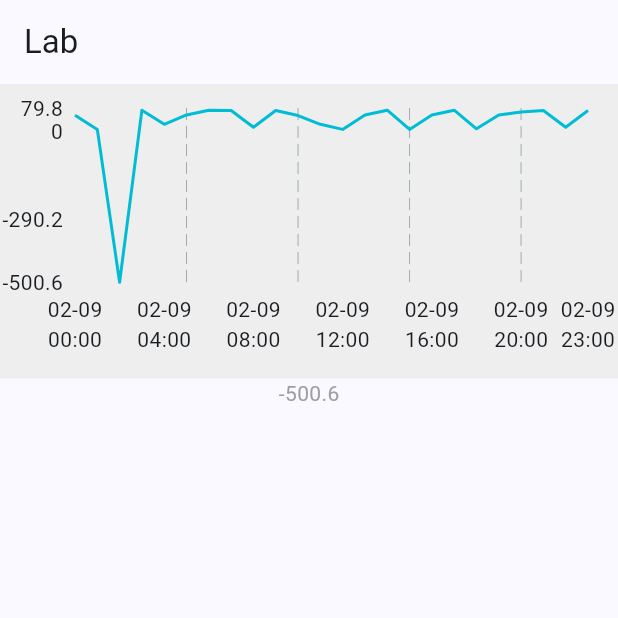
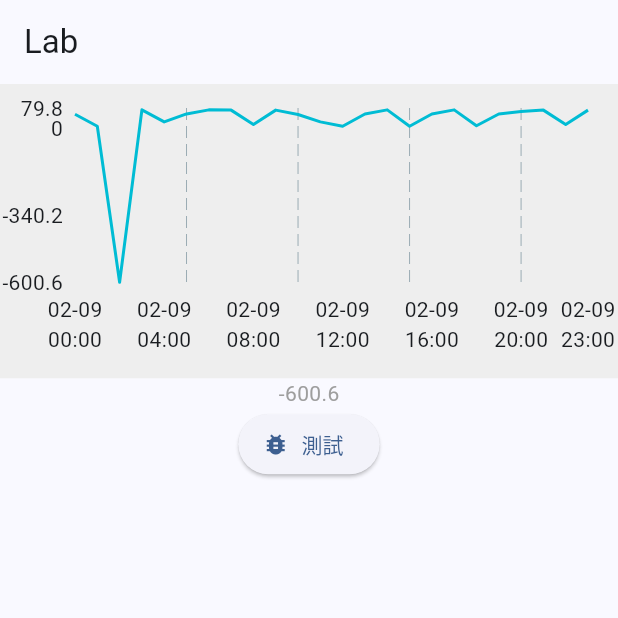
Before and after one commit to azusa5526/make_big_money, a Flutter app: the screen it shows after launch, on a phone screen of 412 x 824 dp, the top half of it. Run offline on Flutter 3.47's test engine with Material 3 defaults, Android fonts, the phone set to English and light mode, and no system bars; drawn by our look-alikes of fl_chart; our stand-ins replace go_router.

Commit message:
feat: 增加圖表更換資料重新繪製功能

```diff
--- a/lib/mods/lab/lab.dart
+++ b/lib/mods/lab/lab.dart
@@ -1,3 +1,4 @@
+import 'package:flutter/foundation.dart';
 import 'package:flutter/material.dart';
 import 'package:make_big_money/utils/console.dart';
 
@@ -6,7 +7,7 @@ import 'timeseries_line_chart.dart';
 List<DataPoint> dataList = [
   DataPoint(yValue: 55.56415915, xValue: '2024-02-09 00:00:00'),
   DataPoint(yValue: 8.56415915, xValue: '2024-02-09 01:00:00'),
-  DataPoint(yValue: -500.56415915, xValue: '2024-02-09 02:00:00'),
+  DataPoint(yValue: -600.56415915, xValue: '2024-02-09 02:00:00'),
   DataPoint(yValue: 72.56415915, xValue: '2024-02-09 03:00:00'),
   DataPoint(yValue: 25.56415915, xValue: '2024-02-09 04:00:00'),
   DataPoint(yValue: 56.56415915, xValue: '2024-02-09 05:00:00'),
@@ -30,6 +31,15 @@ List<DataPoint> dataList = [
   DataPoint(yValue: 71.56415915, xValue: '2024-02-09 23:00:00'),
 ];
 
+List<DataPoint> dataList2 = [
+  DataPoint(yValue: 56.56415915, xValue: '2024-02-09 13:00:00'),
+  DataPoint(yValue: 72.56415915, xValue: '2024-02-09 14:00:00'),
+  DataPoint(yValue: 8.56415915, xValue: '2024-02-09 15:00:00'),
+  DataPoint(yValue: 56.56415915, xValue: '2024-02-09 16:00:00'),
+  DataPoint(yValue: 72.56415915, xValue: '2024-02-09 17:00:00'),
+  DataPoint(yValue: 10.56415915, xValue: '2024-02-09 18:00:00'),
+];
+
 class LabPage extends StatefulWidget {
   const LabPage({super.key});
 
@@ -38,10 +48,25 @@ class LabPage extends StatefulWidget {
 }
 
 class _LabPageState extends State<LabPage> {
+  var data = dataList;
+
   @override
   Widget build(BuildContext context) {
     return Scaffold(
         appBar: AppBar(title: const Text('Lab')),
-        body: TimeseriesLineChart(dataList: dataList));
+        body: Column(
+          children: [
+            TimeseriesLineChart(dataList: data),
+            ElevatedButton.icon(
+              onPressed: () {
+                setState(() {
+                  data = dataList2;
+                });
+              },
+              icon: const Icon(Icons.bug_report),
+              label: const Text('測試'),
+            ),
+          ],
+        ));
   }
 }
```
Also changed, not shown: lib/mods/lab/zoomable_chart.dart (+15 -2 lines).
